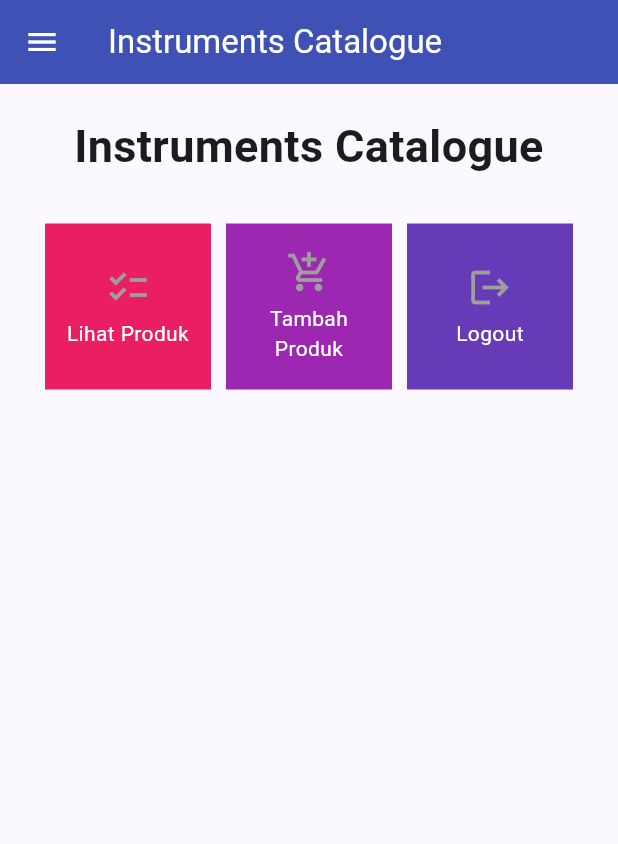
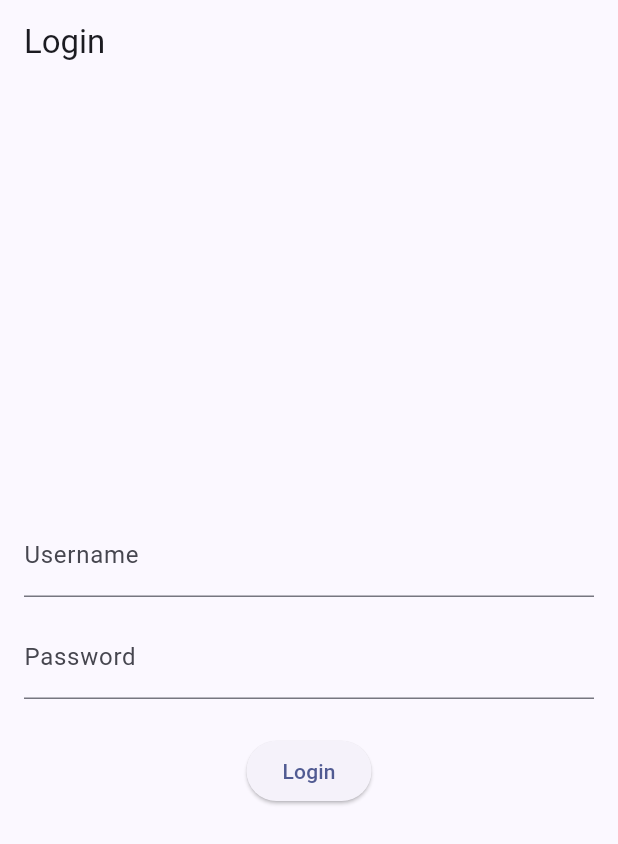
Before and after one commit to raisadiandra/instruments-catalogue-mobile, a Flutter app: the screen it shows after launch, on a phone screen of 412 x 824 dp. Shown: the top 844 px of the screen. Run offline on Flutter 3.47's test engine with Material 2 defaults, Android fonts, the phone set to English and light mode, and no system bars; missing offline and left inert: pbp_django_auth.

Commit message:
tugas 9 done

```diff
--- a/lib/main.dart
+++ b/lib/main.dart
@@ -1,38 +1,29 @@
 import 'package:flutter/material.dart';
-import 'package:instruments_catalogue/screens/menu.dart';
+import 'package:instruments_catalogue/screens/login.dart';
+import 'package:pbp_django_auth/pbp_django_auth.dart';
+import 'package:provider/provider.dart';
 
 void main() {
   runApp(const MyApp());
 }
 
 class MyApp extends StatelessWidget {
-  const MyApp({super.key});
+  const MyApp({Key? key}) : super(key: key);
 
-  // This widget is the root of your application.
   @override
   Widget build(BuildContext context) {
-    return MaterialApp(
-      title: 'Flutter Demo',
-      theme: ThemeData(
-        // This is the theme of your application.
-        //
-        // TRY THIS: Try running your application with "flutter run". You'll see
-        // the application has a blue toolbar. Then, without quitting the app,
-        // try changing the seedColor in the colorScheme below to Colors.green
-        // and then invoke "hot reload" (save your changes or press the "hot
-        // reload" button in a Flutter-supported IDE, or press "r" if you used
-        // the command line to start the app).
-        //
-        // Notice that the counter didn't reset back to zero; the application
-        // state is not lost during the reload. To reset the state, use hot
-        // restart instead.
-        //
-        // This works for code too, not just values: Most code changes can be
-        // tested with just a hot reload.
-        colorScheme: ColorScheme.fromSeed(seedColor: Colors.indigo),
-        useMaterial3: true,
-      ),
-      home: MyHomePage(),
+    return Provider(
+      create: (_) {
+        CookieRequest request = CookieRequest();
+        return request;
+      },
+      child: MaterialApp(
+          title: 'Flutter App',
+          theme: ThemeData(
+            colorScheme: ColorScheme.fromSeed(seedColor: Colors.indigo),
+            useMaterial3: true,
+          ),
+          home: const LoginPage()),
     );
   }
 }
--- /dev/null
+++ b/lib/screens/login.dart
@@ -0,0 +1,114 @@
+import 'package:instruments_catalogue/screens/menu.dart';
+import 'package:flutter/material.dart';
+import 'package:pbp_django_auth/pbp_django_auth.dart';
+import 'package:provider/provider.dart';
+
+void main() {
+  runApp(const LoginApp());
+}
+
+class LoginApp extends StatelessWidget {
+  const LoginApp({super.key});
+
+  @override
+  Widget build(BuildContext context) {
+    return MaterialApp(
+      title: 'Login',
+      theme: ThemeData(
+        primarySwatch: Colors.blue,
+      ),
+      home: const LoginPage(),
+    );
+  }
+}
+
+class LoginPage extends StatefulWidget {
+  const LoginPage({super.key});
+
+  @override
+  _LoginPageState createState() => _LoginPageState();
+}
+
+class _LoginPageState extends State<LoginPage> {
+  final TextEditingController _usernameController = TextEditingController();
+  final TextEditingController _passwordController = TextEditingController();
+
+  @override
+  Widget build(BuildContext context) {
+    final request = context.watch<CookieRequest>();
+    return Scaffold(
+      appBar: AppBar(
+        title: const Text('Login'),
+      ),
+      body: Container(
+        padding: const EdgeInsets.all(16.0),
+        child: Column(
+          mainAxisAlignment: MainAxisAlignment.center,
+          children: [
+            TextField(
+              controller: _usernameController,
+              decoration: const InputDecoration(
+                labelText: 'Username',
+              ),
+            ),
+            const SizedBox(height: 12.0),
+            TextField(
+              controller: _passwordController,
+              decoration: const InputDecoration(
+                labelText: 'Password',
+              ),
+              obscureText: true,
+            ),
+            const SizedBox(height: 24.0),
+            ElevatedButton(
+              onPressed: () async {
+                String username = _usernameController.text;
+                String password = _passwordController.text;
+
+                // Cek kredensial
+                // Untuk menyambungkan Android emulator dengan Django pada localhost,
+                // gunakan URL http://10.0.2.2/
+                final response = await request.login(
+                    "https://raisa-diandra-tugas.pbp.cs.ui.ac.id/auth/login/", {
+                  // "http://10.0.2.2/auth/login", {
+                  'username': username,
+                  'password': password,
+                });
+
+                if (request.loggedIn) {
+                  String message = response['message'];
+                  String uname = response['username'];
+                  Navigator.pushReplacement(
+                    context,
+                    MaterialPageRoute(builder: (context) => MyHomePage()),
+                  );
+                  ScaffoldMessenger.of(context)
+                    ..hideCurrentSnackBar()
+                    ..showSnackBar(SnackBar(
+                        content: Text("$message Selamat datang, $uname.")));
+                } else {
+                  showDialog(
+                    context: context,
+                    builder: (context) => AlertDialog(
+                      title: const Text('Login Gagal'),
+                      content: Text(response['message']),
+                      actions: [
+                        TextButton(
+                          child: const Text('OK'),
+                          onPressed: () {
+                            Navigator.pop(context);
+                          },
+                        ),
+                      ],
+                    ),
+                  );
+                }
+              },
+              child: const Text('Login'),
+            ),
+          ],
+        ),
+      ),
+    );
+  }
+}
--- a/pubspec.yaml
+++ b/pubspec.yaml
@@ -35,6 +35,9 @@
   # The following adds the Cupertino Icons font to your application.
   # Use with the CupertinoIcons class for iOS style icons.
   cupertino_icons: ^1.0.2
+  provider: ^6.1.1
+  pbp_django_auth: ^0.4.0
+  http: ^1.1.0
 
 dev_dependencies:
   flutter_test:
```
Also changed, not shown: lib/models/product.dart (added, +67 -0 lines), lib/screens/list_product.dart (added, +90 -0 lines), lib/screens/shoplist_form.dart (+34 -29 lines), lib/widgets/left_drawer.dart (+12 -0 lines), lib/widgets/shop_card.dart (+28 -1 lines), pubspec.lock, 3 other files.
